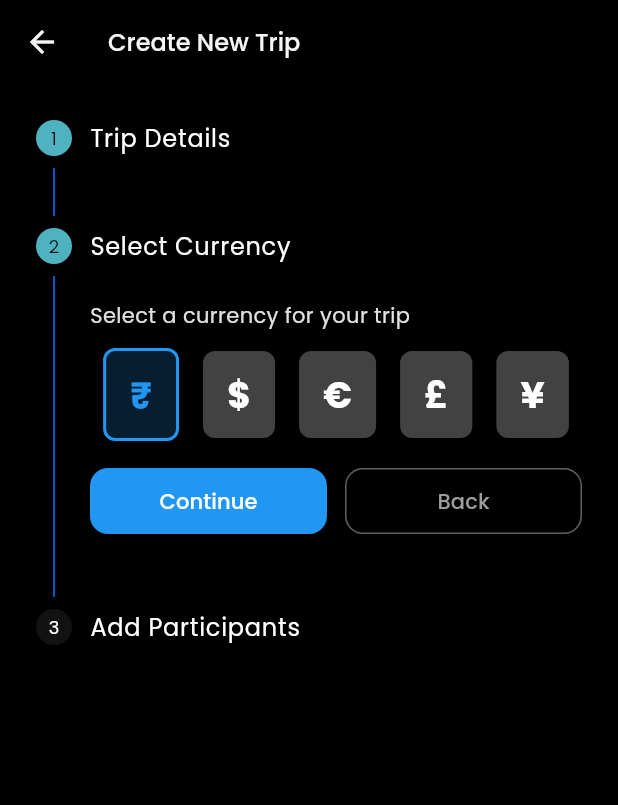
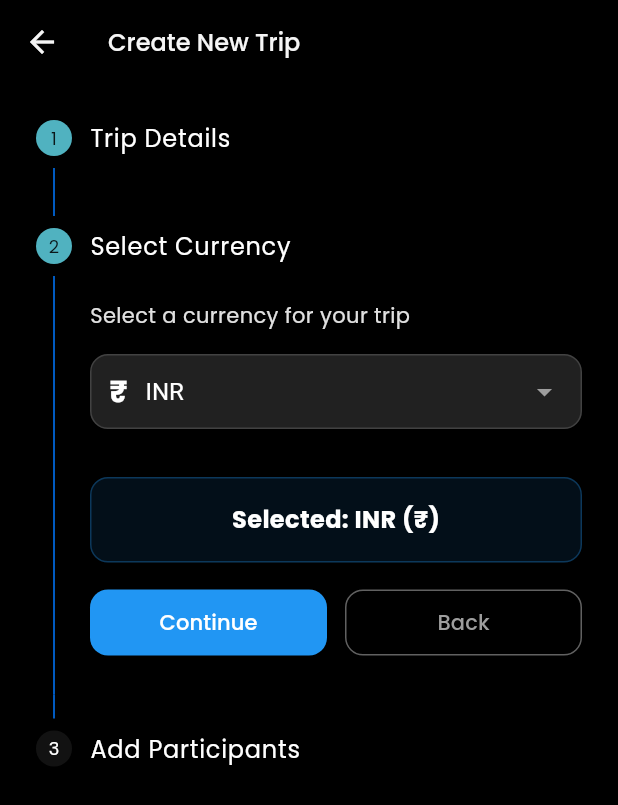
Before and after one commit to ekrajghimire/HisabKitab, a Flutter app: the CreateTripScreen screen opened directly, after a tap on "Continue", on a phone screen of 412 x 824 dp. Shown: the top 805 px of the screen. Run offline on Flutter 3.47's test engine with Material 3 defaults, Android fonts, the light colour scheme and no system bars; our stand-ins replace cloud_firestore, firebase_auth, firebase_core, firebase_storage, fixnum, google_fonts and 2 more; missing offline and left inert: mongo_dart; accounts and stored records are empty.

Commit message:
Functionality updates

```diff
--- /dev/null
+++ b/lib/core/constants/currency_constants.dart
@@ -0,0 +1,36 @@
+class CurrencyConstants {
+  static const Map<String, String> currencies = {
+    'USD': '\$', // US Dollar
+    'EUR': '€', // Euro
+    'GBP': '£', // British Pound
+    'INR': '₹', // Indian Rupee
+    'NPR': 'रू', // Nepali Rupee
+    'JPY': '¥', // Japanese Yen
+    'CNY': '¥', // Chinese Yuan
+    'AUD': 'A\$', // Australian Dollar
+    'CAD': 'C\$', // Canadian Dollar
+    'CHF': 'CHF', // Swiss Franc
+    'HKD': 'HK\$', // Hong Kong Dollar
+    'NZD': 'NZ\$', // New Zealand Dollar
+    'SGD': 'S\$', // Singapore Dollar
+    'AED': 'د.إ', // UAE Dirham
+    'SAR': '﷼', // Saudi Riyal
+    'KRW': '₩', // South Korean Won
+    'RUB': '₽', // Russian Ruble
+    'BRL': 'R\$', // Brazilian Real
+    'MXN': 'Mex\$', // Mexican Peso
+    'ZAR': 'R', // South African Rand
+    'THB': '฿', // Thai Baht
+  };
+
+  // Get currency symbol from code
+  static String getSymbol(String code) {
+    return currencies[code] ?? code;
+  }
+
+  // Get formatted currency with both code and symbol
+  static String getFormattedCurrency(String code) {
+    final symbol = getSymbol(code);
+    return '$code ($symbol)';
+  }
+}
--- a/lib/features/groups/screens/create_trip_screen.dart
+++ b/lib/features/groups/screens/create_trip_screen.dart
@@ -2,6 +2,7 @@ import 'package:flutter/material.dart';
 import 'package:provider/provider.dart';
 import '../../auth/providers/auth_provider.dart';
 import '../providers/trips_provider.dart';
+import '../../../core/constants/currency_constants.dart';
 
 class CreateTripScreen extends StatefulWidget {
   const CreateTripScreen({super.key});
@@ -22,14 +23,11 @@ class _CreateTripScreenState extends State<CreateTripScreen> {
 
   bool _isLoading = false;
   String? _errorMessage;
-  String _selectedCurrency = '₹';
+  String _selectedCurrency = 'INR'; // Default to INR
 
   // Date fields for trip
   final DateTime _startDate = DateTime.now();
   final DateTime _endDate = DateTime.now().add(const Duration(days: 7));
-
-  // Supported currencies
-  final List<String> _currencies = ['₹', '\$', '€', '£', '¥'];
 
   // Current step in the creation process
   int _currentStep = 0;
@@ -333,52 +331,77 @@ class _CreateTripScreenState extends State<CreateTripScreen> {
     return Column(
       crossAxisAlignment: CrossAxisAlignment.stretch,
       children: [
-        // Currency selection
         Text(
           'Select a currency for your trip',
           style: TextStyle(color: Colors.grey.shade300),
         ),
-        const SizedBox(height: 12),
-        Row(
-          mainAxisAlignment: MainAxisAlignment.center,
-          children:
-              _currencies.map((currency) {
-                final isSelected = currency == _selectedCurrency;
-                return InkWell(
-                  onTap: () {
-                    setState(() {
-                      _selectedCurrency = currency;
-                    });
-                  },
-                  borderRadius: BorderRadius.circular(8),
-                  child: Container(
-                    margin: const EdgeInsets.symmetric(horizontal: 8),
-                    padding: const EdgeInsets.symmetric(
-                      horizontal: 16,
-                      vertical: 12,
+        const SizedBox(height: 16),
+        Container(
+          padding: const EdgeInsets.symmetric(horizontal: 12),
+          decoration: BoxDecoration(
+            color: Colors.grey.shade900,
+            borderRadius: BorderRadius.circular(12),
+            border: Border.all(color: Colors.grey.shade800),
           ),
-                    decoration: BoxDecoration(
-                      color:
-                          isSelected
-                              ? Colors.blue.withOpacity(0.2)
-                              : Colors.grey.shade800,
-                      borderRadius: BorderRadius.circular(8),
-                      border:
-                          isSelected
-                              ? Border.all(color: Colors.blue, width: 2)
-                              : null,
-                    ),
-                    child: Text(
-                      currency,
-                      style: TextStyle(
-                        color: isSelected ? Colors.blue : Colors.white,
-                        fontSize: 24,
+          child: DropdownButtonHideUnderline(
+            child: DropdownButton<String>(
+              value: _selectedCurrency,
+              isExpanded: true,
+              dropdownColor: Colors.grey.shade900,
+              style: const TextStyle(color: Colors.white, fontSize: 16),
+              icon: const Icon(Icons.arrow_drop_down, color: Colors.grey),
+              items:
+                  CurrencyConstants.currencies.keys.map((String code) {
+                    return DropdownMenuItem<String>(
+                      value: code,
+                      child: Row(
+                        children: [
+                          Text(
+                            CurrencyConstants.getSymbol(code),
+                            style: const TextStyle(
+                              fontSize: 20,
                               fontWeight: FontWeight.bold,
                             ),
                           ),
+                          const SizedBox(width: 12),
+                          Text(code),
+                        ],
                       ),
                     );
                   }).toList(),
+              onChanged: (String? newValue) {
+                if (newValue != null) {
+                  setState(() {
+                    _selectedCurrency = newValue;
+                  });
+                }
+              },
+            ),
+          ),
+        ),
+        const SizedBox(height: 16),
+        // Preview of selected currency
+        Container(
+          margin: const EdgeInsets.only(top: 16),
+          padding: const EdgeInsets.all(16),
+          decoration: BoxDecoration(
+            color: Colors.blue.withOpacity(0.1),
+            borderRadius: BorderRadius.circular(12),
+            border: Border.all(color: Colors.blue.withOpacity(0.3)),
+          ),
+          child: Row(
+            mainAxisAlignment: MainAxisAlignment.center,
+            children: [
+              Text(
+                'Selected: ${CurrencyConstants.getFormattedCurrency(_selectedCurrency)}',
+                style: const TextStyle(
+                  color: Colors.white,
+                  fontSize: 16,
+                  fontWeight: FontWeight.bold,
+                ),
+              ),
+            ],
+          ),
         ),
       ],
     );
--- a/lib/features/groups/screens/groups_screen.dart
+++ b/lib/features/groups/screens/groups_screen.dart
@@ -6,7 +6,6 @@ import '../../auth/providers/auth_provider.dart';
 import '../providers/groups_provider.dart';
 import 'create_trip_screen.dart';
 import '../../../features/expenses/screens/add_expense_screen.dart';
-import '../../../core/services/mongo_db_service.dart';
 import '../../../core/services/user_service.dart';
 
 class GroupsScreen extends StatefulWidget {
--- a/lib/features/trips/screens/edit_trip_screen.dart
+++ b/lib/features/trips/screens/edit_trip_screen.dart
@@ -5,6 +5,7 @@ import '../../../models/trip_model.dart';
 import '../providers/trips_provider.dart';
 import '../../auth/providers/auth_provider.dart';
 import '../../../models/user_model.dart';
+import '../../../core/constants/currency_constants.dart';
 
 class EditTripScreen extends StatefulWidget {
   final TripModel trip;
@@ -240,12 +241,25 @@ class _EditTripScreenState extends State<EditTripScreen> {
                 labelText: 'Currency',
                 border: OutlineInputBorder(),
               ),
-              items: const [
-                DropdownMenuItem(value: '₹', child: Text('INR (₹)')),
-                DropdownMenuItem(value: '\$', child: Text('USD (\$)')),
-                DropdownMenuItem(value: '€', child: Text('EUR (€)')),
-                DropdownMenuItem(value: '£', child: Text('GBP (£)')),
-              ],
+              items:
+                  CurrencyConstants.currencies.keys.map((String code) {
+                    return DropdownMenuItem<String>(
+                      value: code,
+                      child: Row(
+                        children: [
+                          Text(
+                            CurrencyConstants.getSymbol(code),
+                            style: const TextStyle(
+                              fontSize: 20,
+                              fontWeight: FontWeight.bold,
+                            ),
+                          ),
+                          const SizedBox(width: 12),
+                          Text(code),
+                        ],
+                      ),
+                    );
+                  }).toList(),
               onChanged: (value) {
                 if (value != null) {
                   setState(() => _currency = value);
--- a/lib/features/trips/screens/trip_detail_screen.dart
+++ b/lib/features/trips/screens/trip_detail_screen.dart
@@ -9,6 +9,7 @@ import '../../expenses/screens/add_expense_screen.dart';
 import '../providers/trips_provider.dart';
 import '../../../core/services/mongo_db_service.dart';
 import '../../../core/services/user_service.dart';
+import '../../../core/constants/currency_constants.dart';
 
 class TripDetailScreen extends StatefulWidget {
   final TripModel trip;
@@ -183,7 +184,7 @@ class _TripDetailScreenState extends State<TripDetailScreen>
     // Add up all expenses paid by each member
     for (final expense in _expenses) {
       final paidById = expense.paidById;
-      if (paidById != null && balances.containsKey(paidById)) {
+      if (balances.containsKey(paidById)) {
         balances[paidById] = (balances[paidById] ?? 0.0) + expense.amount;
       }
     }
@@ -331,7 +332,7 @@ class _TripDetailScreenState extends State<TripDetailScreen>
           ),
           const SizedBox(height: 4),
           Text(
-            amount,
+            '${CurrencyConstants.getSymbol(widget.trip.currency)}${_myExpensesTotal.toStringAsFixed(2)}',
             style: Theme.of(context).textTheme.headlineSmall?.copyWith(
               fontWeight: FontWeight.bold,
               color: color,
@@ -463,7 +464,7 @@ class _TripDetailScreenState extends State<TripDetailScreen>
               crossAxisAlignment: CrossAxisAlignment.end,
               children: [
                 Text(
-                  '₹${expense.amount.toStringAsFixed(2)}',
+                  '${CurrencyConstants.getSymbol(widget.trip.currency)}${expense.amount.toStringAsFixed(2)}',
                   style: Theme.of(context).textTheme.titleMedium?.copyWith(
                     fontWeight: FontWeight.bold,
                     color: Theme.of(context).colorScheme.primary,
@@ -566,7 +567,7 @@ class _TripDetailScreenState extends State<TripDetailScreen>
                 ),
               ),
               trailing: Text(
-                '$currency ${balance.toStringAsFixed(2)}',
+                '${CurrencyConstants.getSymbol(currency)} ${balance.toStringAsFixed(2)}',
                 style: TextStyle(
                   color: balance > 0 ? Colors.green : Colors.white,
                   fontWeight: FontWeight.bold,
```
Also changed, not shown: 4 other files. Lines whose indentation alone changed are shown as unchanged.
